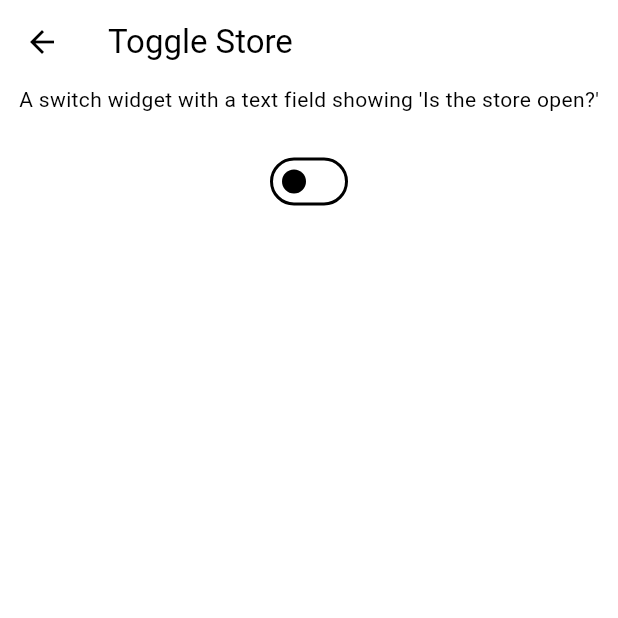
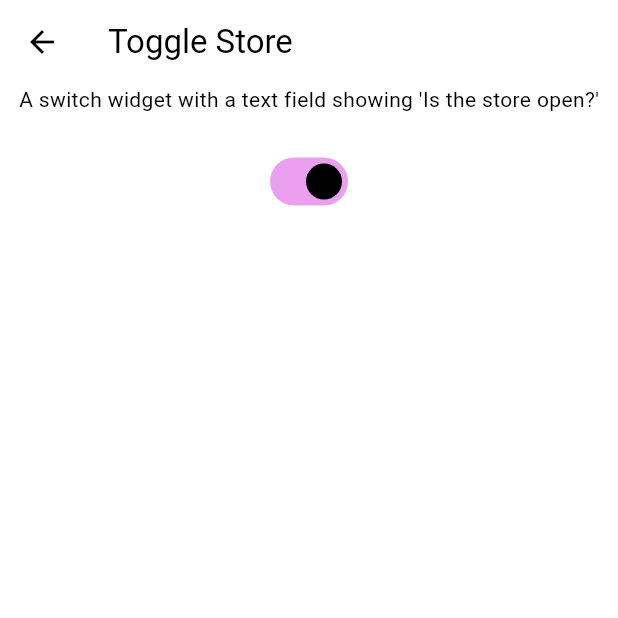
Before and after one commit to adeniran-adebowale/storezy, a Flutter app: the ToggleStore screen opened by its route, on a phone screen of 412 x 824 dp, the top half of it. Run offline on Flutter 3.47's test engine with Material 3 defaults, Android fonts, the phone set to English and light mode, and no system bars; our stand-ins replace equatable, get, get_storage; accounts and stored records are empty.

Commit message:
Updated Obx

```diff
--- a/lib/controllers/store_controller.dart
+++ b/lib/controllers/store_controller.dart
@@ -43,6 +43,7 @@ class StoreController extends GetxController {
 
   void storeStatusOpen(bool isOpen) {
     storeStatus(isOpen);
+    update();
   }
 
   updateFollowerList(List<String> list) {
--- a/lib/home.dart
+++ b/lib/home.dart
@@ -87,9 +87,9 @@ class Home extends GetView<StoreController> {
                         children: [
                           Flexible(
                             fit: FlexFit.tight,
-                            child: Text('Status:'),
+                            child: Text('Status: '),
                           ),
-                          Text('Open'),
+                          Text('${ store.storeStatus==true ? "Open" :"Close" }'),
                         ],
                       ),
                     ],
@@ -105,7 +105,7 @@ class Home extends GetView<StoreController> {
                       physics: const NeverScrollableScrollPhysics(),
                       itemCount: 5,
                       itemBuilder: (context, index) {
-                        return Text('11');
+                        return Text('${store.folllowerCount.toString()}');
                       },
                     )),
                 const SizedBox(
--- a/lib/pages/toggle_store.dart
+++ b/lib/pages/toggle_store.dart
@@ -1,16 +1,14 @@
 import 'package:flutter/material.dart';
+import 'package:get/get.dart';
+import 'package:storezy/controllers/store_controller.dart';
 
-class ToggleStore extends StatefulWidget {
-  const ToggleStore({super.key});
+class ToggleStore extends GetView<StoreController> {
+
+
 
   @override
-  State<ToggleStore> createState() => _ToggleStoreState();
-}
-
-class _ToggleStoreState extends State<ToggleStore> {
-  @override
   Widget build(BuildContext context) {
-    return Scaffold(
+    return GetBuilder(builder: (StoreController store)=> Scaffold(
       appBar: AppBar(
         title: Text("Toggle Store"),
       ),
@@ -21,11 +19,14 @@ class _ToggleStoreState extends State<ToggleStore> {
               Text(
                   "A switch widget with a text field showing 'Is the store open?'"),
               Text(""),
-              Switch(value: false, onChanged: (value) {}),
+              Switch(value: store.storeStatus == true , onChanged: (value) {
+                store.storeStatusOpen(value);
+                Get.toNamed("/home");
+              }),
             ],
           ),
         ),
       ),
-    );
+    ));
   }
 }
```
Also changed, not shown: lib/pages/add_followers.dart (+9 -10 lines).
